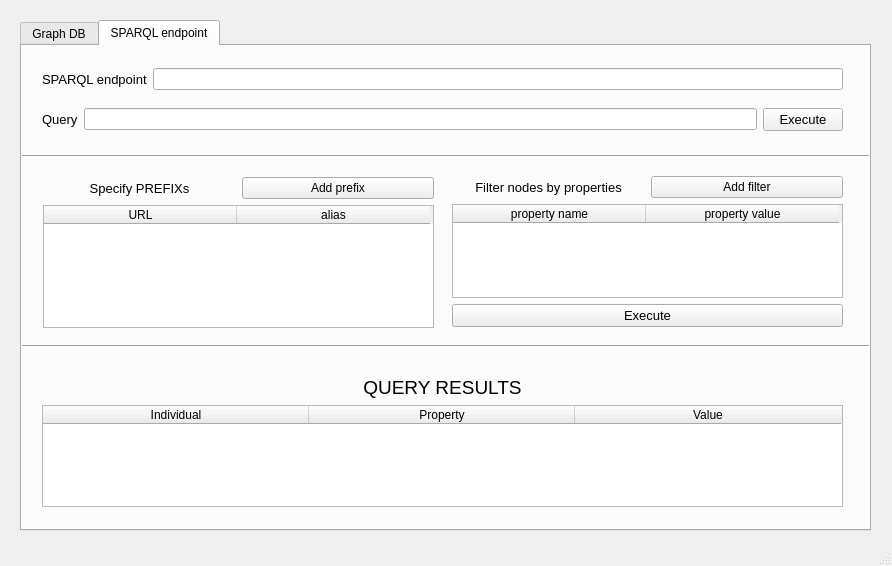
Before: the Qt Designer form resources/GUI.ui in pasqualedem/Graph-DB-Problog-Linker, drawn with Qt 5.
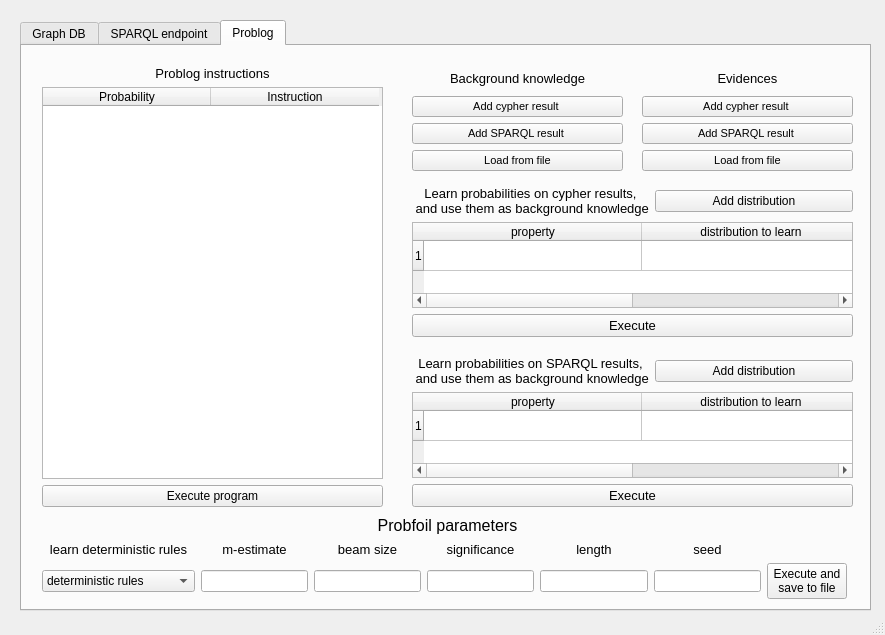
After: the same form once the commit is applied. Icons and pictures are not drawn.

Commit message: problog section

```diff
--- a/resources/GUI.ui
+++ b/resources/GUI.ui
@@ -6,8 +6,8 @@
    <rect>
     <x>0</x>
     <y>0</y>
-    <width>892</width>
-    <height>566</height>
+    <width>885</width>
+    <height>635</height>
    </rect>
   </property>
   <property name="windowTitle">
@@ -20,11 +20,11 @@
       <x>20</x>
       <y>20</y>
       <width>851</width>
-      <height>511</height>
+      <height>591</height>
      </rect>
     </property>
     <property name="currentIndex">
-     <number>1</number>
+     <number>2</number>
     </property>
     <widget class="QWidget" name="graph_db">
      <attribute name="icon">
@@ -525,9 +525,9 @@
       <property name="geometry">
        <rect>
         <x>20</x>
-        <y>330</y>
+        <y>340</y>
         <width>801</width>
-        <height>131</height>
+        <height>211</height>
        </rect>
       </property>
       <layout class="QGridLayout" name="gridLayout_8">
@@ -591,8 +591,8 @@
      <widget class="Line" name="__line_6">
       <property name="geometry">
        <rect>
-        <x>-30</x>
-        <y>290</y>
+        <x>-10</x>
+        <y>310</y>
         <width>891</width>
         <height>20</height>
        </rect>
@@ -634,7 +634,7 @@
         <x>21</x>
         <y>131</y>
         <width>391</width>
-        <height>151</height>
+        <height>171</height>
        </rect>
       </property>
       <layout class="QGridLayout" name="gridLayout_6">
@@ -662,9 +662,13 @@
        </item>
        <item row="1" column="0" colspan="2">
         <widget class="QTableWidget" name="__prefixs_table">
+         <property name="rowCount">
+          <number>1</number>
+         </property>
          <attribute name="horizontalHeaderDefaultSectionSize">
           <number>193</number>
          </attribute>
+         <row/>
          <column>
           <property name="text">
            <string>URL</string>
@@ -685,7 +689,7 @@
         <x>430</x>
         <y>130</y>
         <width>391</width>
-        <height>151</height>
+        <height>171</height>
        </rect>
       </property>
       <layout class="QGridLayout" name="gridLayout_10">
@@ -727,9 +731,13 @@
        </item>
        <item row="1" column="0" colspan="2">
         <widget class="QTableWidget" name="__sparql_property_filters_table">
+         <property name="rowCount">
+          <number>1</number>
+         </property>
          <attribute name="horizontalHeaderDefaultSectionSize">
           <number>193</number>
          </attribute>
+         <row/>
          <column>
           <property name="text">
            <string>property name</string>
@@ -745,6 +753,482 @@
       </layout>
      </widget>
     </widget>
+    <widget class="QWidget" name="Problog">
+     <attribute name="icon">
+      <iconset>
+       <normaloff>e6302100-9781-11e9-9e2d-f0b2848a9ad9.png</normaloff>e6302100-9781-11e9-9e2d-f0b2848a9ad9.png</iconset>
+     </attribute>
+     <attribute name="title">
+      <string>Problog</string>
+     </attribute>
+     <widget class="QWidget" name="layoutWidget_2">
+      <property name="geometry">
+       <rect>
+        <x>620</x>
+        <y>20</y>
+        <width>211</width>
+        <height>105</height>
+       </rect>
+      </property>
+      <layout class="QGridLayout" name="gridLayout_13">
+       <item row="0" column="0" colspan="2">
+        <widget class="QLabel" name="__evidence_label">
+         <property name="font">
+          <font>
+           <pointsize>10</pointsize>
+          </font>
+         </property>
+         <property name="text">
+          <string>Evidences</string>
+         </property>
+         <property name="alignment">
+          <set>Qt::AlignCenter</set>
+         </property>
+        </widget>
+       </item>
+       <item row="1" column="0" colspan="2">
+        <widget class="QPushButton" name="__evidence_cypher">
+         <property name="font">
+          <font>
+           <pointsize>8</pointsize>
+          </font>
+         </property>
+         <property name="text">
+          <string>Add cypher result </string>
+         </property>
+        </widget>
+       </item>
+       <item row="2" column="0" colspan="2">
+        <widget class="QPushButton" name="__evidence_sparql">
+         <property name="font">
+          <font>
+           <pointsize>8</pointsize>
+          </font>
+         </property>
+         <property name="text">
+          <string>Add SPARQL result </string>
+         </property>
+        </widget>
+       </item>
+       <item row="3" column="0" colspan="2">
+        <widget class="QPushButton" name="__evidence_file">
+         <property name="font">
+          <font>
+           <pointsize>8</pointsize>
+          </font>
+         </property>
+         <property name="text">
+          <string>Load from file</string>
+         </property>
+        </widget>
+       </item>
+      </layout>
+     </widget>
+     <widget class="QWidget" name="layoutWidget_5">
+      <property name="geometry">
+       <rect>
+        <x>390</x>
+        <y>310</y>
+        <width>441</width>
+        <height>151</height>
+       </rect>
+      </property>
+      <layout class="QGridLayout" name="gridLayout_15">
+       <item row="0" column="0">
+        <widget class="QLabel" name="__sparql_prob_bgk_label">
+         <property name="font">
+          <font>
+           <pointsize>10</pointsize>
+          </font>
+         </property>
+         <property name="text">
+          <string>Learn probabilities on SPARQL results,
+ and use them as background knowledge</string>
+         </property>
+         <property name="alignment">
+          <set>Qt::AlignCenter</set>
+         </property>
+        </widget>
+       </item>
+       <item row="0" column="1">
+        <widget class="QPushButton" name="__sparql_add_distribution">
+         <property name="text">
+          <string>Add distribution</string>
+         </property>
+        </widget>
+       </item>
+       <item row="1" column="0" colspan="2">
+        <widget class="QTableWidget" name="__sparql_prop_distr_table">
+         <property name="rowCount">
+          <number>1</number>
+         </property>
+         <attribute name="horizontalHeaderDefaultSectionSize">
+          <number>218</number>
+         </attribute>
+         <row/>
+         <column>
+          <property name="text">
+           <string>property</string>
+          </property>
+         </column>
+         <column>
+          <property name="text">
+           <string>distribution to learn</string>
+          </property>
+         </column>
+        </widget>
+       </item>
+       <item row="2" column="0" colspan="2">
+        <widget class="QPushButton" name="__sparql_distr_learning">
+         <property name="font">
+          <font>
+           <pointsize>10</pointsize>
+          </font>
+         </property>
+         <property name="text">
+          <string>Execute</string>
+         </property>
+        </widget>
+       </item>
+      </layout>
+     </widget>
+     <widget class="QWidget" name="layoutWidget_6">
+      <property name="geometry">
+       <rect>
+        <x>390</x>
+        <y>140</y>
+        <width>441</width>
+        <height>151</height>
+       </rect>
+      </property>
+      <layout class="QGridLayout" name="gridLayout_16">
+       <item row="0" column="0">
+        <widget class="QLabel" name="__prob_bgk_label">
+         <property name="font">
+          <font>
+           <pointsize>10</pointsize>
+          </font>
+         </property>
+         <property name="text">
+          <string>Learn probabilities on cypher results,
+ and use them as background knowledge</string>
+         </property>
+         <property name="alignment">
+          <set>Qt::AlignCenter</set>
+         </property>
+        </widget>
+       </item>
+       <item row="1" column="0" colspan="2">
+        <widget class="QTableWidget" name="__prop_distr_table">
+         <property name="rowCount">
+          <number>1</number>
+         </property>
+         <attribute name="horizontalHeaderDefaultSectionSize">
+          <number>218</number>
+         </attribute>
+         <row/>
+         <column>
+          <property name="text">
+           <string>property</string>
+          </property>
+         </column>
+         <column>
+          <property name="text">
+           <string>distribution to learn</string>
+          </property>
+         </column>
+        </widget>
+       </item>
+       <item row="2" column="0" colspan="2">
+        <widget class="QPushButton" name="__distr_learning">
+         <property name="font">
+          <font>
+           <pointsize>10</pointsize>
+          </font>
+         </property>
+         <property name="text">
+          <string>Execute</string>
+         </property>
+        </widget>
+       </item>
+       <item row="0" column="1">
+        <widget class="QPushButton" name="__add_distribution">
+         <property name="text">
+          <string>Add distribution</string>
+         </property>
+        </widget>
+       </item>
+      </layout>
+     </widget>
+     <widget class="QWidget" name="layoutWidget">
+      <property name="geometry">
+       <rect>
+        <x>20</x>
+        <y>20</y>
+        <width>341</width>
+        <height>441</height>
+       </rect>
+      </property>
+      <layout class="QGridLayout" name="gridLayout_11">
+       <item row="1" column="0">
+        <widget class="QTableWidget" name="__problog_instructions_table">
+         <attribute name="horizontalHeaderDefaultSectionSize">
+          <number>168</number>
+         </attribute>
+         <column>
+          <property name="text">
+           <string>Probability</string>
+          </property>
+         </column>
+         <column>
+          <property name="text">
+           <string>Instruction</string>
+          </property>
+         </column>
+        </widget>
+       </item>
+       <item row="0" column="0">
+        <widget class="QLabel" name="__problog_instructions_label">
+         <property name="font">
+          <font>
+           <pointsize>10</pointsize>
+          </font>
+         </property>
+         <property name="text">
+          <string>Problog instructions</string>
+         </property>
+         <property name="alignment">
+          <set>Qt::AlignCenter</set>
+         </property>
+        </widget>
+       </item>
+       <item row="2" column="0">
+        <widget class="QPushButton" name="__execute_program">
+         <property name="text">
+          <string>Execute program</string>
+         </property>
+        </widget>
+       </item>
+      </layout>
+     </widget>
+     <widget class="QWidget" name="layoutWidget">
+      <property name="geometry">
+       <rect>
+        <x>390</x>
+        <y>20</y>
+        <width>211</width>
+        <height>105</height>
+       </rect>
+      </property>
+      <layout class="QGridLayout" name="gridLayout_12">
+       <item row="0" column="0" colspan="2">
+        <widget class="QLabel" name="__background_knowledge_label">
+         <property name="font">
+          <font>
+           <pointsize>10</pointsize>
+          </font>
+         </property>
+         <property name="text">
+          <string>Background knowledge</string>
+         </property>
+         <property name="alignment">
+          <set>Qt::AlignCenter</set>
+         </property>
+        </widget>
+       </item>
+       <item row="1" column="0" colspan="2">
+        <widget class="QPushButton" name="__bgk_cypher">
+         <property name="font">
+          <font>
+           <pointsize>8</pointsize>
+          </font>
+         </property>
+         <property name="text">
+          <string>Add cypher result </string>
+         </property>
+        </widget>
+       </item>
+       <item row="2" column="0" colspan="2">
+        <widget class="QPushButton" name="__bgk_sparql">
+         <property name="font">
+          <font>
+           <pointsize>8</pointsize>
+          </font>
+         </property>
+         <property name="text">
+          <string>Add SPARQL result </string>
+         </property>
+        </widget>
+       </item>
+       <item row="3" column="0" colspan="2">
+        <widget class="QPushButton" name="__bgk_file">
+         <property name="font">
+          <font>
+           <pointsize>8</pointsize>
+          </font>
+         </property>
+         <property name="text">
+          <string>Load from file</string>
+         </property>
+        </widget>
+       </item>
+      </layout>
+     </widget>
+     <widget class="QWidget" name="layoutWidget">
+      <property name="geometry">
+       <rect>
+        <x>20</x>
+        <y>470</y>
+        <width>811</width>
+        <height>83</height>
+       </rect>
+      </property>
+      <layout class="QGridLayout" name="gridLayout_14">
+       <item row="2" column="3" colspan="2">
+        <widget class="QLineEdit" name="__beam_size"/>
+       </item>
+       <item row="2" column="6">
+        <widget class="QLineEdit" name="__length"/>
+       </item>
+       <item row="2" column="2">
+        <widget class="QLineEdit" name="__mestimate"/>
+       </item>
+       <item row="1" column="2">
+        <widget class="QLabel" name="__mestimate_label">
+         <property name="font">
+          <font>
+           <pointsize>10</pointsize>
+          </font>
+         </property>
+         <property name="text">
+          <string>m-estimate</string>
+         </property>
+         <property name="alignment">
+          <set>Qt::AlignCenter</set>
+         </property>
+        </widget>
+       </item>
+       <item row="2" column="0" colspan="2">
+        <widget class="QComboBox" name="__deterministic_combo">
+         <item>
+          <property name="text">
+           <string>deterministic rules</string>
+          </property>
+         </item>
+         <item>
+          <property name="text">
+           <string>non deterministic rules</string>
+          </property>
+         </item>
+        </widget>
+       </item>
+       <item row="1" column="0" colspan="2">
+        <widget class="QLabel" name="__deterministic_label">
+         <property name="font">
+          <font>
+           <pointsize>10</pointsize>
+          </font>
+         </property>
+         <property name="text">
+          <string> learn deterministic rules </string>
+         </property>
+         <property name="alignment">
+          <set>Qt::AlignCenter</set>
+         </property>
+        </widget>
+       </item>
+       <item row="2" column="7">
+        <widget class="QLineEdit" name="__seed"/>
+       </item>
+       <item row="1" column="3" colspan="2">
+        <widget class="QLabel" name="__beam_size_label">
+         <property name="font">
+          <font>
+           <pointsize>10</pointsize>
+          </font>
+         </property>
+         <property name="text">
+          <string>beam size</string>
+         </property>
+         <property name="alignment">
+          <set>Qt::AlignCenter</set>
+         </property>
+        </widget>
+       </item>
+       <item row="1" column="7">
+        <widget class="QLabel" name="__seed_label">
+         <property name="font">
+          <font>
+           <pointsize>10</pointsize>
+          </font>
+         </property>
+         <property name="text">
+          <string>seed</string>
+         </property>
+         <property name="alignment">
+          <set>Qt::AlignCenter</set>
+         </property>
+        </widget>
+       </item>
+       <item row="0" column="0" colspan="10">
+        <widget class="QLabel" name="__probfoil_parameters_label">
+         <property name="font">
+          <font>
+           <pointsize>12</pointsize>
+          </font>
+         </property>
+         <property name="text">
+          <string>Probfoil parameters</string>
+         </property>
+         <property name="alignment">
+          <set>Qt::AlignCenter</set>
+         </property>
+        </widget>
+       </item>
+       <item row="1" column="6">
+        <widget class="QLabel" name="__length_label">
+         <property name="font">
+          <font>
+           <pointsize>10</pointsize>
+          </font>
+         </property>
+         <property name="text">
+          <string>length</string>
+         </property>
+         <property name="alignment">
+          <set>Qt::AlignCenter</set>
+         </property>
+        </widget>
+       </item>
+       <item row="2" column="5">
+        <widget class="QLineEdit" name="__significance"/>
+       </item>
+       <item row="1" column="5">
+        <widget class="QLabel" name="__significance_label">
+         <property name="font">
+          <font>
+           <pointsize>10</pointsize>
+          </font>
+         </property>
+         <property name="text">
+          <string>significance</string>
+         </property>
+         <property name="alignment">
+          <set>Qt::AlignCenter</set>
+         </property>
+        </widget>
+       </item>
+       <item row="2" column="8">
+        <widget class="QPushButton" name="__probfoil_execute">
+         <property name="text">
+          <string>Execute and 
+save to file</string>
+         </property>
+        </widget>
+       </item>
+      </layout>
+     </widget>
+    </widget>
    </widget>
   </widget>
   <widget class="QStatusBar" name="statusbar"/>
```
Left out of the diff: 10 changed lines with no effect on the pictures. The commit also changes 1 other file.
